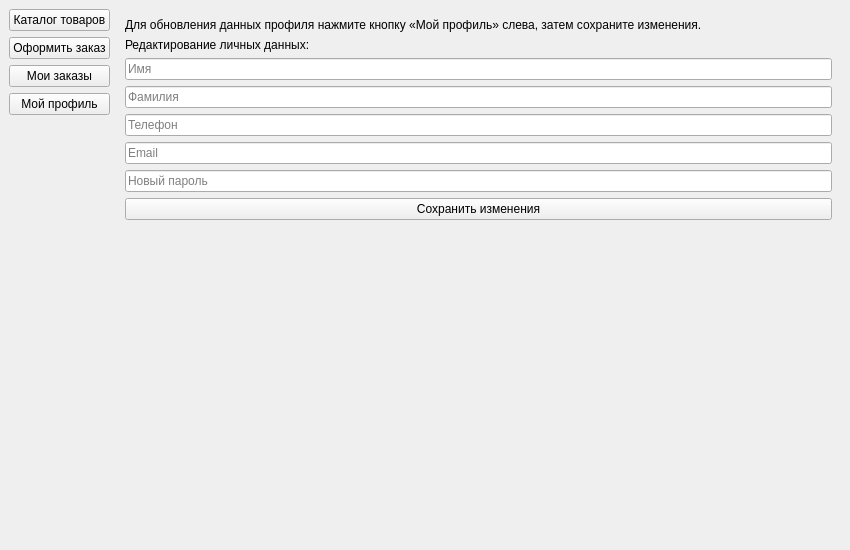
This is client/clientwindow.ui in alexxxandra031/Online-Shop as Qt 5 draws it before an edit. The edited form follows.
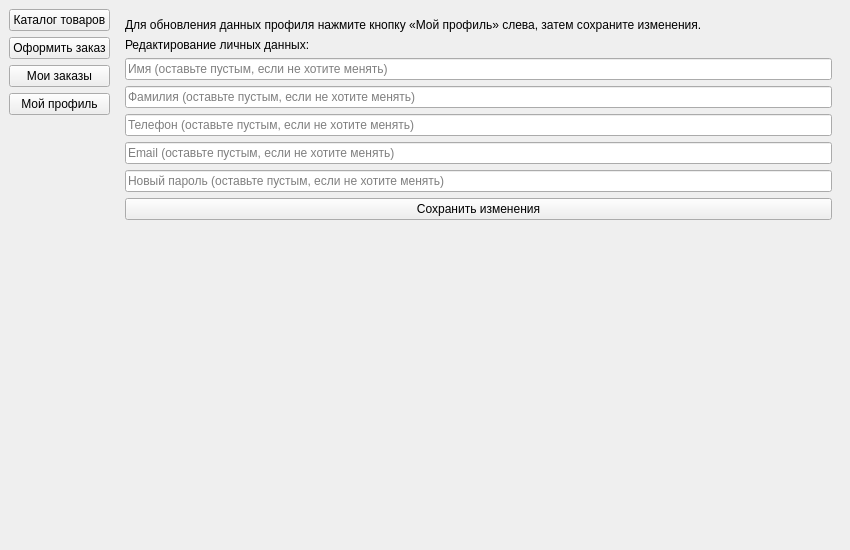
This is the edited form. The open tabs and pages were chosen to show the change.

Diff of the .ui file:
```diff
--- a/client/clientwindow.ui
+++ b/client/clientwindow.ui
@@ -188,19 +188,40 @@
          <widget class="QLabel" name="lblProf"><property name="text"><string>Редактирование личных данных:</string></property></widget>
         </item>
         <item>
-         <widget class="QLineEdit" name="lineFirstName"><property name="placeholderText"><string>Имя</string></property></widget>
+         <widget class="QLineEdit" name="lineFirstName">
+          <property name="placeholderText">
+           <string>Имя (оставьте пустым, если не хотите менять)</string>
+          </property>
+         </widget>
         </item>
         <item>
-         <widget class="QLineEdit" name="lineLastName"><property name="placeholderText"><string>Фамилия</string></property></widget>
+         <widget class="QLineEdit" name="lineLastName">
+          <property name="placeholderText">
+           <string>Фамилия (оставьте пустым, если не хотите менять)</string>
+          </property>
+         </widget>
         </item>
         <item>
-         <widget class="QLineEdit" name="linePhone"><property name="placeholderText"><string>Телефон</string></property></widget>
+         <widget class="QLineEdit" name="linePhone">
+          <property name="placeholderText">
+           <string>Телефон (оставьте пустым, если не хотите менять)</string>
+          </property>
+         </widget>
         </item>
         <item>
-         <widget class="QLineEdit" name="lineEmail"><property name="placeholderText"><string>Email</string></property></widget>
+         <widget class="QLineEdit" name="lineEmail">
+          <property name="placeholderText">
+           <string>Email (оставьте пустым, если не хотите менять)</string>
+          </property>
+         </widget>
         </item>
         <item>
-         <widget class="QLineEdit" name="linePassword"><property name="placeholderText"><string>Новый пароль</string></property><property name="echoMode"><enum>QLineEdit::Password</enum></property></widget>
+         <widget class="QLineEdit" name="linePassword">
+          <property name="placeholderText">
+           <string>Новый пароль (оставьте пустым, если не хотите менять)</string>
+          </property>
+          <property name="echoMode"><enum>QLineEdit::Password</enum></property>
+         </widget>
         </item>
         <item>
          <widget class="QPushButton" name="btnSaveProfile"><property name="text"><string>Сохранить изменения</string></property></widget>
```
